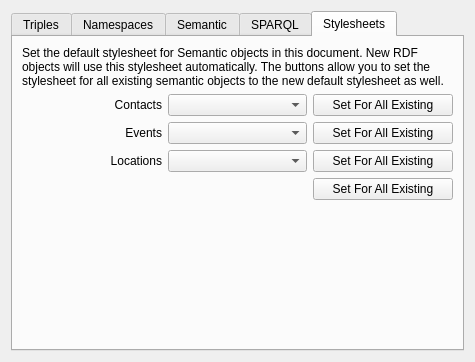
Above: libs/rdf/KoDocumentRdfEditWidget.ui from KDE/krita before the change. Below: the same form after it.
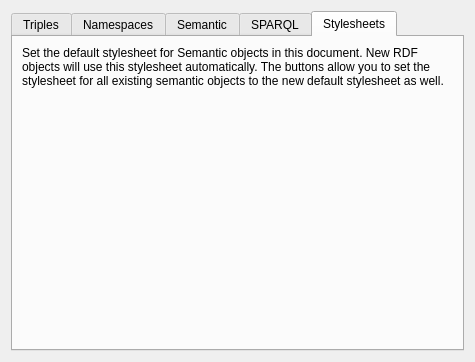
That is the form after the change. The open tabs and pages were chosen to show the change.

Commit message:
Create plugin system for semantic items, turn hardcoded contact, event & location items into plugins

thanks boemann & boud for review

The edit to the form file:
```diff
--- a/libs/rdf/KoDocumentRdfEditWidget.ui
+++ b/libs/rdf/KoDocumentRdfEditWidget.ui
@@ -220,60 +220,8 @@
       <attribute name="title">
        <string>Stylesheets</string>
       </attribute>
-      <layout class="QGridLayout" name="gridLayout_6">
-       <item row="1" column="0">
-        <widget class="QLabel" name="label">
-         <property name="text">
-          <string>Contacts</string>
-         </property>
-         <property name="alignment">
-          <set>Qt::AlignRight|Qt::AlignTrailing|Qt::AlignVCenter</set>
-         </property>
-        </widget>
-       </item>
-       <item row="1" column="1">
-        <widget class="QComboBox" name="m_defaultContactsSheet"/>
-       </item>
-       <item row="3" column="0">
-        <widget class="QLabel" name="label_2">
-         <property name="text">
-          <string>Events</string>
-         </property>
-         <property name="alignment">
-          <set>Qt::AlignRight|Qt::AlignTrailing|Qt::AlignVCenter</set>
-         </property>
-        </widget>
-       </item>
-       <item row="3" column="1">
-        <widget class="QComboBox" name="m_defaultEventsSheet"/>
-       </item>
-       <item row="4" column="1">
-        <widget class="QComboBox" name="m_defaultLocationsSheet"/>
-       </item>
-       <item row="4" column="0">
-        <widget class="QLabel" name="label_3">
-         <property name="text">
-          <string>Locations</string>
-         </property>
-         <property name="alignment">
-          <set>Qt::AlignRight|Qt::AlignTrailing|Qt::AlignVCenter</set>
-         </property>
-        </widget>
-       </item>
-       <item row="6" column="1">
-        <spacer name="verticalSpacer">
-         <property name="orientation">
-          <enum>Qt::Vertical</enum>
-         </property>
-         <property name="sizeHint" stdset="0">
-          <size>
-           <width>20</width>
-           <height>40</height>
-          </size>
-         </property>
-        </spacer>
-       </item>
-       <item row="0" column="0" colspan="3">
+      <layout class="QVBoxLayout" stretch="0,0,1">
+       <item>
         <widget class="QLabel" name="label_4">
          <property name="text">
           <string>Set the default stylesheet for Semantic objects in this document. New RDF objects will use this stylesheet automatically. The buttons allow you to set the stylesheet for all existing semantic objects to the new default stylesheet as well.</string>
@@ -283,33 +231,16 @@
          </property>
         </widget>
        </item>
-       <item row="1" column="2">
-        <widget class="QPushButton" name="m_defaultContactsSheetButton">
-         <property name="text">
-          <string>Set For All Existing</string>
-         </property>
-        </widget>
+       <item>
+        <layout class="QGridLayout" name="m_styleSheetsGridLayout">
+        </layout>
        </item>
-       <item row="3" column="2">
-        <widget class="QPushButton" name="m_defaultEventsSheetButton">
-         <property name="text">
-          <string>Set For All Existing</string>
+       <item>
+        <spacer>
+         <property name="orientation">
+          <enum>Qt::Vertical</enum>
          </property>
-        </widget>
-       </item>
-       <item row="4" column="2">
-        <widget class="QPushButton" name="m_defaultLocationsSheetButton">
-         <property name="text">
-          <string>Set For All Existing</string>
-         </property>
-        </widget>
-       </item>
-       <item row="5" column="2">
-        <widget class="QPushButton" name="m_setAllStylesheetsButton">
-         <property name="text">
-          <string>Set For All Existing</string>
-         </property>
-        </widget>
+        </spacer>
        </item>
       </layout>
      </widget>
```
The commit also changes 68 other files.
